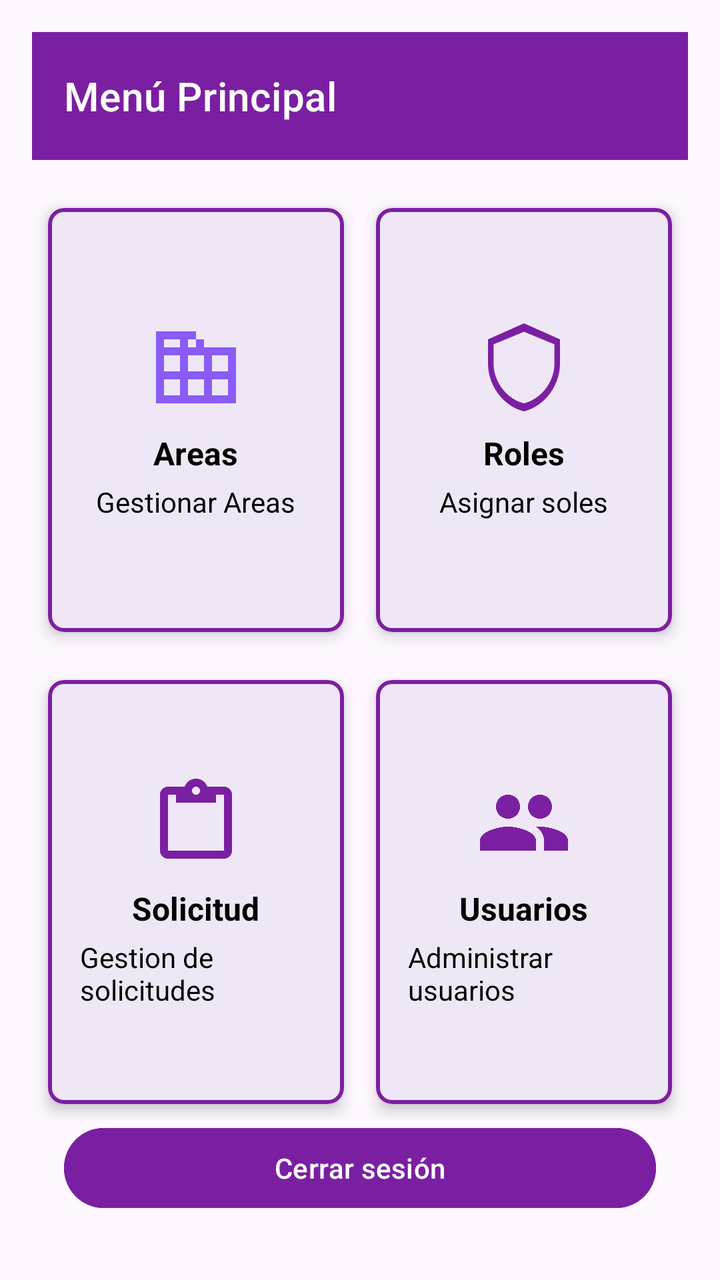
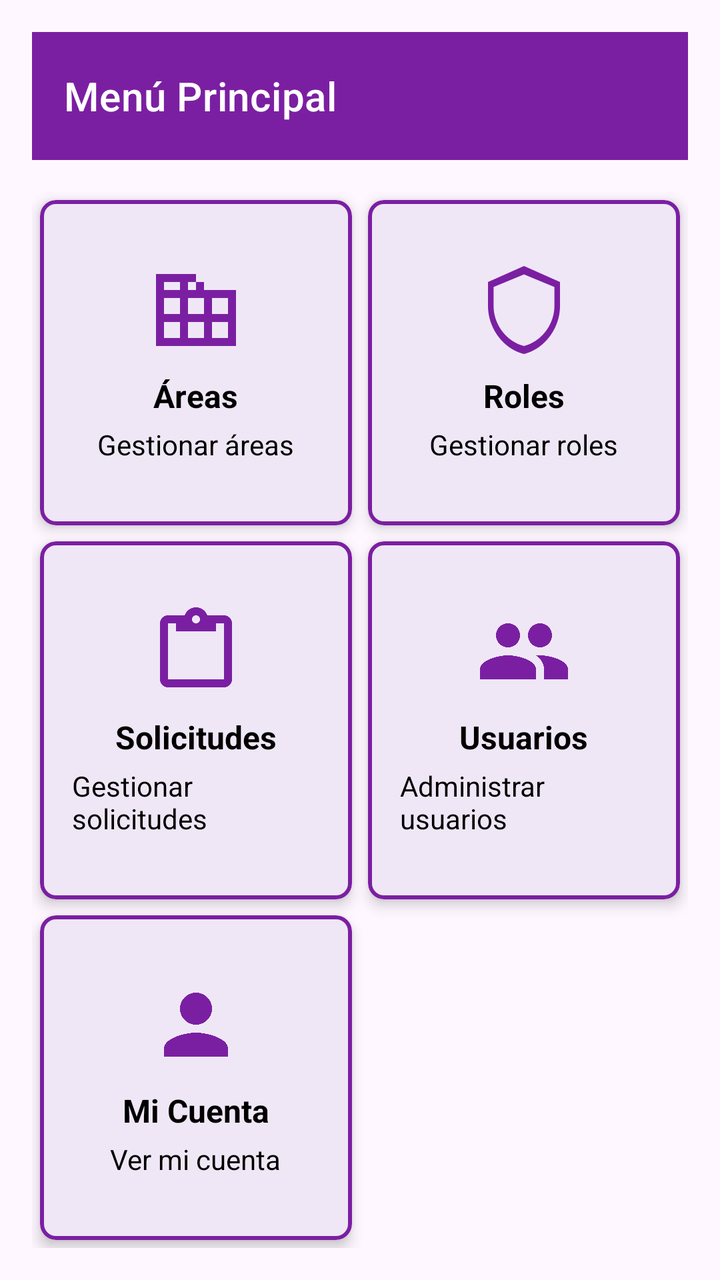

Screens rendered from an Android XML layout before and after an edit, with the pre-edit source and the edit as a unified diff.
<!-- AndroidManifest.xml: application theme Theme.ProyectoAppCBT -->
<!-- res/layout/activity_actividad_principal.xml -->
<?xml version="1.0" encoding="utf-8"?>
<androidx.constraintlayout.widget.ConstraintLayout
    xmlns:android="http://schemas.android.com/apk/res/android"
    xmlns:app="http://schemas.android.com/apk/res-auto"
    xmlns:tools="http://schemas.android.com/tools"
    android:layout_width="match_parent"
    android:layout_height="match_parent"
    android:padding="16dp"
    tools:context=".Actividad_principal">

    
    <com.google.android.material.appbar.MaterialToolbar
        android:id="@+id/topAppBar"
        style="@style/Widget.MaterialComponents.Toolbar.Primary"
        android:layout_width="0dp"
        android:layout_height="?attr/actionBarSize"
        android:backgroundTint="@color/morado"
        app:title="Menú Principal"
        app:titleTextColor="@color/blanco"
        app:layout_constraintTop_toTopOf="parent"
        app:layout_constraintStart_toStartOf="parent"
        app:layout_constraintEnd_toEndOf="parent" />

    
    <LinearLayout
        android:id="@+id/modulesContainer"
        android:layout_width="0dp"
        android:layout_height="0dp"
        android:orientation="vertical"
        android:layout_marginTop="16dp"
        app:layout_constraintTop_toBottomOf="@id/topAppBar"
        app:layout_constraintStart_toStartOf="parent"
        app:layout_constraintEnd_toEndOf="parent"
        app:layout_constraintBottom_toTopOf="@id/btnLogout">

        
        <LinearLayout
            android:layout_width="match_parent"
            android:layout_height="0dp"
            android:orientation="horizontal"
            android:weightSum="2"
            android:layout_weight="1">

            
            <com.google.android.material.card.MaterialCardView
                android:id="@+id/cardAreas"
                android:layout_width="0dp"
                android:layout_height="match_parent"
                android:layout_weight="1"
                android:clickable="true"
                android:focusable="true"
                android:foreground="?attr/selectableItemBackgroundBorderless"
                app:strokeColor="@color/morado"
                app:strokeWidth="2dp"
                app:cardCornerRadius="8dp"
                app:cardElevation="4dp"
                android:layout_margin="8dp">

                <LinearLayout
                    android:layout_width="match_parent"
                    android:layout_height="match_parent"
                    android:orientation="vertical"
                    android:gravity="center"
                    android:padding="16dp">

                    <ImageView
                        android:layout_width="48dp"
                        android:layout_height="48dp"
                        android:src="@drawable/ic_area"
                        android:tint="@color/purple_detail" />

                    <TextView
                        android:layout_width="wrap_content"
                        android:layout_height="wrap_content"
                        android:text="Areas"
                        android:textColor="@color/negro"
                        android:textSize="16sp"
                        android:textStyle="bold"
                        android:layout_marginTop="8dp" />

                    <TextView
                        android:layout_width="wrap_content"
                        android:layout_height="wrap_content"
                        android:text="Gestionar Areas"
                        android:textColor="@color/negro"
                        android:textSize="14sp"
                        android:layout_marginTop="4dp" />

                </LinearLayout>
            </com.google.android.material.card.MaterialCardView>

            
            <com.google.android.material.card.MaterialCardView
                android:id="@+id/cardRoles"
                android:layout_width="0dp"
                android:layout_height="match_parent"
                android:layout_weight="1"
                android:clickable="true"
                android:focusable="true"
                android:foreground="?attr/selectableItemBackgroundBorderless"
                app:strokeColor="@color/morado"
                app:strokeWidth="2dp"
                app:cardCornerRadius="8dp"
                app:cardElevation="4dp"
                android:layout_margin="8dp">

                <LinearLayout
                    android:layout_width="match_parent"
                    android:layout_height="match_parent"
                    android:orientation="vertical"
                    android:gravity="center"
                    android:padding="16dp">

                    <ImageView
                        android:layout_width="48dp"
                        android:layout_height="48dp"
                        android:src="@drawable/ic_roles"
                        android:tint="@color/morado" />

                    <TextView
                        android:layout_width="wrap_content"
                        android:layout_height="wrap_content"
                        android:text="Roles"
                        android:textColor="@color/negro"
                        android:textSize="16sp"
                        android:textStyle="bold"
                        android:layout_marginTop="8dp" />

                    <TextView
                        android:layout_width="wrap_content"
                        android:layout_height="wrap_content"
                        android:text="Asignar soles"
                        android:textColor="@color/negro"
                        android:textSize="14sp"
                        android:layout_marginTop="4dp" />

                </LinearLayout>
            </com.google.android.material.card.MaterialCardView>
        </LinearLayout>

        
        <LinearLayout
            android:layout_width="match_parent"
            android:layout_height="0dp"
            android:orientation="horizontal"
            android:weightSum="2"
            android:layout_weight="1"
            android:layout_marginTop="8dp">

            
            <com.google.android.material.card.MaterialCardView
                android:id="@+id/cardSolicitud"
                android:layout_width="0dp"
                android:layout_height="match_parent"
                android:layout_weight="1"
                android:clickable="true"
                android:focusable="true"
                android:foreground="?attr/selectableItemBackgroundBorderless"
                app:strokeColor="@color/morado"
                app:strokeWidth="2dp"
                app:cardCornerRadius="8dp"
                app:cardElevation="4dp"
                android:layout_margin="8dp">

                <LinearLayout
                    android:layout_width="match_parent"
                    android:layout_height="match_parent"
                    android:orientation="vertical"
                    android:gravity="center"
                    android:padding="16dp">

                    <ImageView
                        android:layout_width="48dp"
                        android:layout_height="48dp"
                        android:src="@drawable/ic_solicitud"
                        android:tint="@color/morado" />

                    <TextView
                        android:layout_width="wrap_content"
                        android:layout_height="wrap_content"
                        android:text="Solicitud"
                        android:textColor="@color/negro"
                        android:textSize="16sp"
                        android:textStyle="bold"
                        android:layout_marginTop="8dp" />

                    <TextView
                        android:layout_width="wrap_content"
                        android:layout_height="wrap_content"
                        android:text="Gestion de solicitudes"
                        android:textColor="@color/negro"
                        android:textSize="14sp"
                        android:layout_marginTop="4dp" />

                </LinearLayout>
            </com.google.android.material.card.MaterialCardView>

            
            <com.google.android.material.card.MaterialCardView
                android:id="@+id/cardUsuarios"
                android:layout_width="0dp"
                android:layout_height="match_parent"
                android:layout_weight="1"
                android:clickable="true"
                android:focusable="true"
                android:foreground="?attr/selectableItemBackgroundBorderless"
                app:strokeColor="@color/morado"
                app:strokeWidth="2dp"
                app:cardCornerRadius="8dp"
                app:cardElevation="4dp"
                android:layout_margin="8dp">

                <LinearLayout
                    android:layout_width="match_parent"
                    android:layout_height="match_parent"
                    android:orientation="vertical"
                    android:gravity="center"
                    android:padding="16dp">

                    <ImageView
                        android:layout_width="48dp"
                        android:layout_height="48dp"
                        android:src="@drawable/ic_usuarios"
                        android:tint="@color/morado" />

                    <TextView
                        android:layout_width="wrap_content"
                        android:layout_height="wrap_content"
                        android:text="Usuarios"
                        android:textColor="@color/negro"
                        android:textSize="16sp"
                        android:textStyle="bold"
                        android:layout_marginTop="8dp" />

                    <TextView
                        android:layout_width="wrap_content"
                        android:layout_height="wrap_content"
                        android:text="Administrar usuarios"
                        android:textColor="@color/negro"
                        android:textSize="14sp"
                        android:layout_marginTop="4dp" />

                </LinearLayout>
            </com.google.android.material.card.MaterialCardView>
        </LinearLayout>

    </LinearLayout>

    
    <Button
        android:id="@+id/btnLogout"
        android:layout_width="0dp"
        android:layout_height="wrap_content"
        android:text="Cerrar sesión"
        android:textColor="@color/blanco"
        android:backgroundTint="@color/morado"
        app:layout_constraintStart_toStartOf="parent"
        app:layout_constraintEnd_toEndOf="parent"
        app:layout_constraintBottom_toBottomOf="parent"
        android:layout_margin="16dp" />

</androidx.constraintlayout.widget.ConstraintLayout>
<!-- resources referenced by this layout -->
<resources>
  <color name="blanco">#FFFFFF</color>
  <color name="morado">#7B1FA2</color>
  <color name="negro">#000000</color>
  <color name="purple_detail">#FF8B5CF6</color>
  <!-- drawable ic_area (drawable) -->
  <vector xmlns:android="http://schemas.android.com/apk/res/android"
      android:width="24dp" android:height="24dp"
      android:viewportWidth="24" android:viewportHeight="24">
      <path
          android:fillColor="#6200EE"
          android:pathData="M12,7V3H2v18h20V7H12zM8,19H4v-4h4v4zm0-6H4v-4h4v4zm0-6H4V5h4v2zm6,12h-4v-4h4v4zm0-6h-4v-4h4v4zm0-6h-4V5h4v2zm6,12h-4v-4h4v4zm0-6h-4v-4h4v4z"/>
  </vector>
  <!-- drawable ic_roles (drawable) -->
  <vector xmlns:android="http://schemas.android.com/apk/res/android"
      android:width="24dp" android:height="24dp"
      android:viewportWidth="24" android:viewportHeight="24">
      <path
          android:fillColor="#6200EE"
          android:pathData="M12,1L3,5v6c0,5.55 3.84,10.74 9,12 5.16-1.26 9-6.45 9-12V5l-9-4zM12,21c-4.42-1.14-7.6-5.41-7.6-10V6.26L12,3.1l7.6,3.16V11c0,4.59-3.18,8.86-7.6,10z"/>
  </vector>
  <!-- drawable ic_solicitud (drawable) -->
  <vector xmlns:android="http://schemas.android.com/apk/res/android"
      android:width="24dp" android:height="24dp"
      android:viewportWidth="24" android:viewportHeight="24">
      <path
          android:fillColor="#6200EE"
          android:pathData="M19,3H14.82C14.4,1.84 13.3,1 12,1s-2.4,0.84-2.82,2H5c-1.1,0 -2,0.9 -2,2v14c0,1.1 0.9,2 2,2h14c1.1,0 2-0.9 2-2V5c0-1.1 -0.9-2 -2-2zM12,3c0.55,0 1,0.45 1,1s-0.45,1 -1,1 -1-0.45 -1-1 0.45-1 1-1zm7,16H5V5h2v2h10V5h2v14z"/>
  </vector>
  <!-- drawable ic_usuarios (drawable) -->
  <vector xmlns:android="http://schemas.android.com/apk/res/android"
      android:width="24dp" android:height="24dp"
      android:viewportWidth="24" android:viewportHeight="24">
      <path
          android:fillColor="#6200EE"
          android:pathData="M16,11c1.66,0 2.99-1.34 2.99-3S17.66,5 16,5s-3,1.34-3,3 1.34,3 3,3zM8,11c1.66,0 3-1.34 3-3S9.66,5 8,5 5,6.34 5,8s1.34,3 3,3zm0,2c-2.33,0-7,1.17-7,3.5V19h14v-2.5C15,14.17 10.33,13 8,13zm8,0c-0.29,0-0.62,0.02-0.97,0.05 1.16,0.84 1.97,1.97 1.97,3.45V19h6v-2.5c0-2.33-4.67-3.5-7-3.5z"/>
  </vector>
  <style name="Theme.ProyectoAppCBT" parent="Base.Theme.ProyectoAppCBT" />
  <style name="Base.Theme.ProyectoAppCBT" parent="Theme.Material3.DayNight.NoActionBar">
          
          
      </style>
</resources>

<!-- the commit's change to res/layout/activity_actividad_principal.xml (unified diff, before → after) -->
@@ -22,241 +22,257 @@
         app:layout_constraintEnd_toEndOf="parent" />
 
     
-    <LinearLayout
+    <GridLayout
         android:id="@+id/modulesContainer"
         android:layout_width="0dp"
         android:layout_height="0dp"
-        android:orientation="vertical"
         android:layout_marginTop="16dp"
+        android:alignmentMode="alignMargins"
+        android:columnCount="2"
+        android:rowCount="2"
         app:layout_constraintTop_toBottomOf="@id/topAppBar"
+        app:layout_constraintBottom_toBottomOf="parent"
         app:layout_constraintStart_toStartOf="parent"
-        app:layout_constraintEnd_toEndOf="parent"
-        app:layout_constraintBottom_toTopOf="@id/btnLogout">
-
-        
-        <LinearLayout
-            android:layout_width="match_parent"
-            android:layout_height="0dp"
-            android:orientation="horizontal"
-            android:weightSum="2"
-            android:layout_weight="1">
-
-            
-            <com.google.android.material.card.MaterialCardView
-                android:id="@+id/cardAreas"
-                android:layout_width="0dp"
-                android:layout_height="match_parent"
-                android:layout_weight="1"
-                android:clickable="true"
-                android:focusable="true"
-                android:foreground="?attr/selectableItemBackgroundBorderless"
-                app:strokeColor="@color/morado"
-                app:strokeWidth="2dp"
-                app:cardCornerRadius="8dp"
-                app:cardElevation="4dp"
-                android:layout_margin="8dp">
-
-                <LinearLayout
-                    android:layout_width="match_parent"
-                    android:layout_height="match_parent"
-                    android:orientation="vertical"
-                    android:gravity="center"
-                    android:padding="16dp">
-
-                    <ImageView
-                        android:layout_width="48dp"
-                        android:layout_height="48dp"
-                        android:src="@drawable/ic_area"
-                        android:tint="@color/purple_detail" />
-
-                    <TextView
-                        android:layout_width="wrap_content"
-                        android:layout_height="wrap_content"
-                        android:text="Areas"
-                        android:textColor="@color/negro"
-                        android:textSize="16sp"
-                        android:textStyle="bold"
-                        android:layout_marginTop="8dp" />
-
-                    <TextView
-                        android:layout_width="wrap_content"
-                        android:layout_height="wrap_content"
-                        android:text="Gestionar Areas"
-                        android:textColor="@color/negro"
-                        android:textSize="14sp"
-                        android:layout_marginTop="4dp" />
-
-                </LinearLayout>
-            </com.google.android.material.card.MaterialCardView>
-
-            
-            <com.google.android.material.card.MaterialCardView
-                android:id="@+id/cardRoles"
-                android:layout_width="0dp"
-                android:layout_height="match_parent"
-                android:layout_weight="1"
-                android:clickable="true"
-                android:focusable="true"
-                android:foreground="?attr/selectableItemBackgroundBorderless"
-                app:strokeColor="@color/morado"
-                app:strokeWidth="2dp"
-                app:cardCornerRadius="8dp"
-                app:cardElevation="4dp"
-                android:layout_margin="8dp">
-
-                <LinearLayout
-                    android:layout_width="match_parent"
-                    android:layout_height="match_parent"
-                    android:orientation="vertical"
-                    android:gravity="center"
-                    android:padding="16dp">
-
-                    <ImageView
-                        android:layout_width="48dp"
-                        android:layout_height="48dp"
-                        android:src="@drawable/ic_roles"
-                        android:tint="@color/morado" />
-
-                    <TextView
-                        android:layout_width="wrap_content"
-                        android:layout_height="wrap_content"
-                        android:text="Roles"
-                        android:textColor="@color/negro"
-                        android:textSize="16sp"
-                        android:textStyle="bold"
-                        android:layout_marginTop="8dp" />
-
-                    <TextView
-                        android:layout_width="wrap_content"
-                        android:layout_height="wrap_content"
-                        android:text="Asignar soles"
-                        android:textColor="@color/negro"
-                        android:textSize="14sp"
-                        android:layout_marginTop="4dp" />
-
-                </LinearLayout>
-            </com.google.android.material.card.MaterialCardView>
-        </LinearLayout>
-
-        
-        <LinearLayout
-            android:layout_width="match_parent"
-            android:layout_height="0dp"
-            android:orientation="horizontal"
-            android:weightSum="2"
-            android:layout_weight="1"
-            android:layout_marginTop="8dp">
-
-            
-            <com.google.android.material.card.MaterialCardView
-                android:id="@+id/cardSolicitud"
-                android:layout_width="0dp"
-                android:layout_height="match_parent"
-                android:layout_weight="1"
-                android:clickable="true"
-                android:focusable="true"
-                android:foreground="?attr/selectableItemBackgroundBorderless"
-                app:strokeColor="@color/morado"
-                app:strokeWidth="2dp"
-                app:cardCornerRadius="8dp"
-                app:cardElevation="4dp"
-                android:layout_margin="8dp">
-
-                <LinearLayout
-                    android:layout_width="match_parent"
-                    android:layout_height="match_parent"
-                    android:orientation="vertical"
-                    android:gravity="center"
-                    android:padding="16dp">
-
-                    <ImageView
-                        android:layout_width="48dp"
-                        android:layout_height="48dp"
-                        android:src="@drawable/ic_solicitud"
-                        android:tint="@color/morado" />
-
-                    <TextView
-                        android:layout_width="wrap_content"
-                        android:layout_height="wrap_content"
-                        android:text="Solicitud"
-                        android:textColor="@color/negro"
-                        android:textSize="16sp"
-                        android:textStyle="bold"
-                        android:layout_marginTop="8dp" />
-
-                    <TextView
-                        android:layout_width="wrap_content"
-                        android:layout_height="wrap_content"
-                        android:text="Gestion de solicitudes"
-                        android:textColor="@color/negro"
-                        android:textSize="14sp"
-                        android:layout_marginTop="4dp" />
-
-                </LinearLayout>
-            </com.google.android.material.card.MaterialCardView>
-
-            
-            <com.google.android.material.card.MaterialCardView
-                android:id="@+id/cardUsuarios"
-                android:layout_width="0dp"
-                android:layout_height="match_parent"
-                android:layout_weight="1"
-                android:clickable="true"
-                android:focusable="true"
-                android:foreground="?attr/selectableItemBackgroundBorderless"
-                app:strokeColor="@color/morado"
-                app:strokeWidth="2dp"
-                app:cardCornerRadius="8dp"
-                app:cardElevation="4dp"
-                android:layout_margin="8dp">
-
-                <LinearLayout
-                    android:layout_width="match_parent"
-                    android:layout_height="match_parent"
-                    android:orientation="vertical"
-                    android:gravity="center"
-                    android:padding="16dp">
-
-                    <ImageView
-                        android:layout_width="48dp"
-                        android:layout_height="48dp"
-                        android:src="@drawable/ic_usuarios"
-                        android:tint="@color/morado" />
-
-                    <TextView
-                        android:layout_width="wrap_content"
-                        android:layout_height="wrap_content"
-                        android:text="Usuarios"
-                        android:textColor="@color/negro"
-                        android:textSize="16sp"
-                        android:textStyle="bold"
-                        android:layout_marginTop="8dp" />
-
-                    <TextView
-                        android:layout_width="wrap_content"
-                        android:layout_height="wrap_content"
-                        android:text="Administrar usuarios"
-                        android:textColor="@color/negro"
-                        android:textSize="14sp"
-                        android:layout_marginTop="4dp" />
-
-                </LinearLayout>
-            </com.google.android.material.card.MaterialCardView>
-        </LinearLayout>
-
-    </LinearLayout>
-
-    
-    <Button
-        android:id="@+id/btnLogout"
-        android:layout_width="0dp"
-        android:layout_height="wrap_content"
-        android:text="Cerrar sesión"
-        android:textColor="@color/blanco"
-        android:backgroundTint="@color/morado"
-        app:layout_constraintStart_toStartOf="parent"
-        app:layout_constraintEnd_toEndOf="parent"
-        app:layout_constraintBottom_toBottomOf="parent"
-        android:layout_margin="16dp" />
-
+        app:layout_constraintEnd_toEndOf="parent">
+
+        
+        <com.google.android.material.card.MaterialCardView
+            android:id="@+id/cardAreas"
+            android:layout_width="0dp"
+            android:layout_height="wrap_content"
+            android:layout_columnWeight="1"
+            android:layout_rowWeight="1"
+            android:clickable="true"
+            android:focusable="true"
+            android:foreground="?attr/selectableItemBackgroundBorderless"
+            app:strokeColor="@color/morado"
+            app:strokeWidth="2dp"
+            app:cardCornerRadius="8dp"
+            app:cardElevation="4dp"
+            android:layout_margin="4dp">
+
+            <LinearLayout
+                android:layout_width="match_parent"
+                android:layout_height="match_parent"
+                android:orientation="vertical"
+                android:gravity="center"
+                android:padding="16dp">
+
+                <ImageView
+                    android:layout_width="48dp"
+                    android:layout_height="48dp"
+                    android:src="@drawable/ic_area"
+                    android:tint="@color/morado" />
+
+                <TextView
+                    android:layout_width="wrap_content"
+                    android:layout_height="wrap_content"
+                    android:text="Áreas"
+                    android:textColor="@color/negro"
+                    android:textSize="16sp"
+                    android:textStyle="bold"
+                    android:layout_marginTop="8dp" />
+
+                <TextView
+                    android:layout_width="wrap_content"
+                    android:layout_height="wrap_content"
+                    android:text="Gestionar áreas"
+                    android:textColor="@color/negro"
+                    android:textSize="14sp"
+                    android:layout_marginTop="4dp" />
+            </LinearLayout>
+        </com.google.android.material.card.MaterialCardView>
+
+        
+        <com.google.android.material.card.MaterialCardView
+            android:id="@+id/cardRoles"
+            android:layout_width="0dp"
+            android:layout_height="wrap_content"
+            android:layout_columnWeight="1"
+            android:layout_rowWeight="1"
+            android:clickable="true"
+            android:focusable="true"
+            android:foreground="?attr/selectableItemBackgroundBorderless"
+            app:strokeColor="@color/morado"
+            app:strokeWidth="2dp"
+            app:cardCornerRadius="8dp"
+            app:cardElevation="4dp"
+            android:layout_margin="4dp">
+
+            <LinearLayout
+                android:layout_width="match_parent"
+                android:layout_height="match_parent"
+                android:orientation="vertical"
+                android:gravity="center"
+                android:padding="16dp">
+
+                <ImageView
+                    android:layout_width="48dp"
+                    android:layout_height="48dp"
+                    android:src="@drawable/ic_roles"
+                    android:tint="@color/morado" />
+
+                <TextView
+                    android:layout_width="wrap_content"
+                    android:layout_height="wrap_content"
+                    android:text="Roles"
+                    android:textColor="@color/negro"
+                    android:textSize="16sp"
+                    android:textStyle="bold"
+                    android:layout_marginTop="8dp" />
+
+                <TextView
+                    android:layout_width="wrap_content"
+                    android:layout_height="wrap_content"
+                    android:text="Gestionar roles"
+                    android:textColor="@color/negro"
+                    android:textSize="14sp"
+                    android:layout_marginTop="4dp" />
+            </LinearLayout>
+        </com.google.android.material.card.MaterialCardView>
+
+        
+        <com.google.android.material.card.MaterialCardView
+            android:id="@+id/cardSolicitud"
+            android:layout_width="0dp"
+            android:layout_height="wrap_content"
+            android:layout_columnWeight="1"
+            android:layout_rowWeight="1"
+            android:clickable="true"
+            android:focusable="true"
+            android:foreground="?attr/selectableItemBackgroundBorderless"
+            app:strokeColor="@color/morado"
+            app:strokeWidth="2dp"
+            app:cardCornerRadius="8dp"
+            app:cardElevation="4dp"
+            android:layout_margin="4dp">
+
+            <LinearLayout
+                android:layout_width="match_parent"
+                android:layout_height="match_parent"
+                android:orientation="vertical"
+                android:gravity="center"
+                android:padding="16dp">
+
+                <ImageView
+                    android:layout_width="48dp"
+                    android:layout_height="48dp"
+                    android:src="@drawable/ic_solicitud"
+                    android:tint="@color/morado" />
+
+                <TextView
+                    android:layout_width="wrap_content"
+                    android:layout_height="wrap_content"
+                    android:text="Solicitudes"
+                    android:textColor="@color/negro"
+                    android:textSize="16sp"
+                    android:textStyle="bold"
+                    android:layout_marginTop="8dp" />
+
+                <TextView
+                    android:layout_width="wrap_content"
+                    android:layout_height="wrap_content"
+                    android:text="Gestionar solicitudes"
+                    android:textColor="@color/negro"
+                    android:textSize="14sp"
+                    android:layout_marginTop="4dp" />
+            </LinearLayout>
+        </com.google.android.material.card.MaterialCardView>
+
+        
+        <com.google.android.material.card.MaterialCardView
+            android:id="@+id/cardUsuarios"
+            android:layout_width="0dp"
+            android:layout_height="wrap_content"
+            android:layout_columnWeight="1"
+            android:layout_rowWeight="1"
+            android:clickable="true"
+            android:focusable="true"
+            android:foreground="?attr/selectableItemBackgroundBorderless"
+            app:strokeColor="@color/morado"
+            app:strokeWidth="2dp"
+            app:cardCornerRadius="8dp"
+            app:cardElevation="4dp"
+            android:layout_margin="4dp">
+
+            <LinearLayout
+                android:layout_width="match_parent"
+                android:layout_height="match_parent"
+                android:orientation="vertical"
+                android:gravity="center"
+                android:padding="16dp">
+
+                <ImageView
+                    android:layout_width="48dp"
+                    android:layout_height="48dp"
+                    android:src="@drawable/ic_usuarios"
+                    android:tint="@color/morado" />
+
+                <TextView
+                    android:layout_width="wrap_content"
+                    android:layout_height="wrap_content"
+                    android:text="Usuarios"
+                    android:textColor="@color/negro"
+                    android:textSize="16sp"
+                    android:textStyle="bold"
+                    android:layout_marginTop="8dp" />
+
+                <TextView
+                    android:layout_width="wrap_content"
+                    android:layout_height="wrap_content"
+                    android:text="Administrar usuarios"
+                    android:textColor="@color/negro"
+                    android:textSize="14sp"
+                    android:layout_marginTop="4dp" />
+            </LinearLayout>
+        </com.google.android.material.card.MaterialCardView>
+
+        
+        <com.google.android.material.card.MaterialCardView
+            android:id="@+id/cardMiCuenta"
+            android:layout_width="0dp"
+            android:layout_height="wrap_content"
+            android:layout_columnWeight="1"
+            android:layout_rowWeight="1"
+            android:clickable="true"
+            android:focusable="true"
+            android:foreground="?attr/selectableItemBackgroundBorderless"
+            app:strokeColor="@color/morado"
+            app:strokeWidth="2dp"
+            app:cardCornerRadius="8dp"
+            app:cardElevation="4dp"
+            android:layout_margin="4dp">
+
+            <LinearLayout
+                android:layout_width="match_parent"
+                android:layout_height="match_parent"
+                android:orientation="vertical"
+                android:gravity="center"
+                android:padding="16dp">
+
+                <ImageView
+                    android:layout_width="48dp"
+                    android:layout_height="48dp"
+                    android:src="@drawable/ic_cuenta"
+                    android:tint="@color/morado" />
+
+                <TextView
+                    android:layout_width="wrap_content"
+                    android:layout_height="wrap_content"
+                    android:text="Mi Cuenta"
+                    android:textColor="@color/negro"
+                    android:textSize="16sp"
+                    android:textStyle="bold"
+                    android:layout_marginTop="8dp" />
+
+                <TextView
+                    android:layout_width="wrap_content"
+                    android:layout_height="wrap_content"
+                    android:text="Ver mi cuenta"
+                    android:textColor="@color/negro"
+                    android:textSize="14sp"
+                    android:layout_marginTop="4dp" />
+            </LinearLayout>
+        </com.google.android.material.card.MaterialCardView>
+    </GridLayout>
 </androidx.constraintlayout.widget.ConstraintLayout>
<!-- resource entries referenced after the edit -->
@@ -3,7 +3,6 @@
   <color name="blanco">#FFFFFF</color>
   <color name="morado">#7B1FA2</color>
   <color name="negro">#000000</color>
-  <color name="purple_detail">#FF8B5CF6</color>
   <!-- drawable ic_area (drawable) -->
   <vector xmlns:android="http://schemas.android.com/apk/res/android"
       android:width="24dp" android:height="24dp"
@@ -11,6 +10,16 @@
       <path
           android:fillColor="#6200EE"
           android:pathData="M12,7V3H2v18h20V7H12zM8,19H4v-4h4v4zm0-6H4v-4h4v4zm0-6H4V5h4v2zm6,12h-4v-4h4v4zm0-6h-4v-4h4v4zm0-6h-4V5h4v2zm6,12h-4v-4h4v4zm0-6h-4v-4h4v4z"/>
+  </vector>
+  <!-- drawable ic_cuenta (drawable) -->
+  <vector xmlns:android="http://schemas.android.com/apk/res/android"
+      android:width="24dp"
+      android:height="24dp"
+      android:viewportWidth="24"
+      android:viewportHeight="24">
+    <path
+        android:pathData="M12,12c2.21,0 4,-1.79 4,-4s-1.79,-4 -4,-4 -4,1.79 -4,4 1.79,4 4,4zM12,14c-2.67,0 -8,1.34 -8,4v2h16v-2c0,-2.66 -5.33,-4 -8,-4z"
+        android:fillColor="#e3e3e3"/>
   </vector>
   <!-- drawable ic_roles (drawable) -->
   <vector xmlns:android="http://schemas.android.com/apk/res/android"
